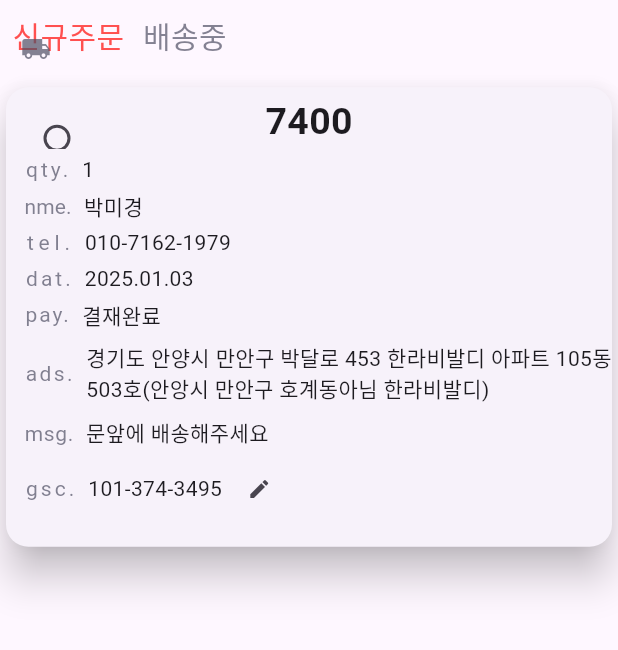
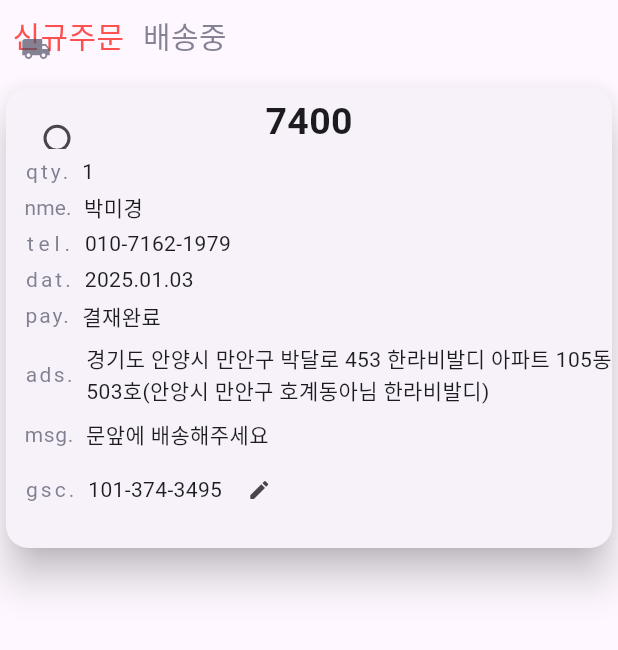
Before and after one commit to affection-jh/RAILROCK, a Flutter app: the screen it shows after launch, after a tap on "출고", on a phone screen of 412 x 824 dp, the part 71-721 px from its top. Run offline on Flutter 3.47's test engine with Material 3 defaults, Android fonts, the phone set to English and light mode, and no system bars; our stand-ins replace cached_network_image, cloud_firestore, dio, firebase_core, firebase_storage, flutter_dotenv and 2 more; accounts and stored records are empty; Roboto replaces fonts that are missing (Pretendard).

Commit message:
2025-01-05

```diff
--- a/lib/dispatch/newOrderCard.dart
+++ b/lib/dispatch/newOrderCard.dart
@@ -54,7 +54,7 @@ class _NewOrderCardState extends State<NewOrderCard> {
             ),
           ]),
           SizedBox(
-            height: screenSize.height * 0.005,
+            height: screenSize.height * 0.006,
           ),
           Container(
             margin: EdgeInsets.only(
```
